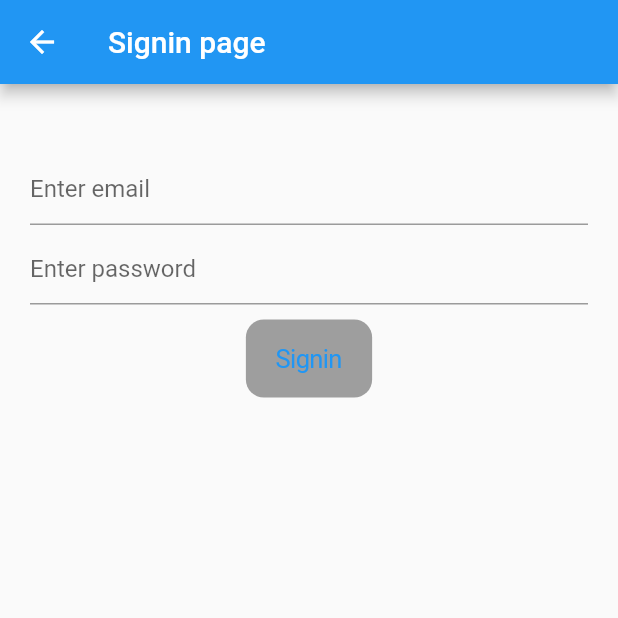
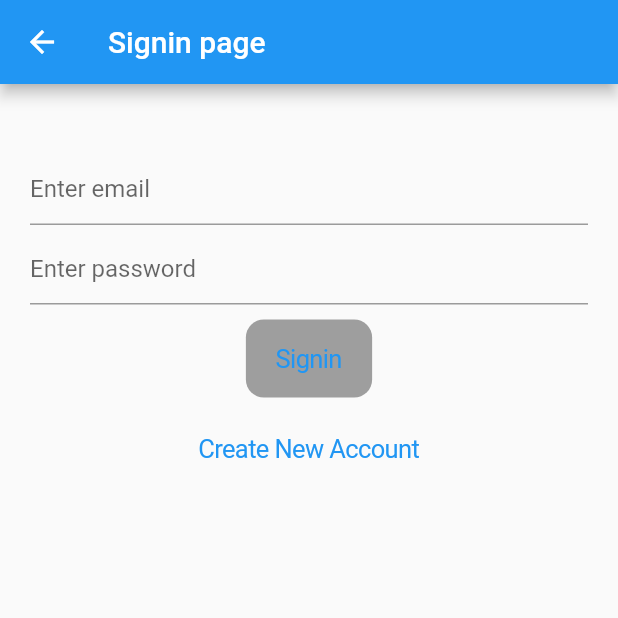
Before and after one commit to Lokesh-in12/form_validation_with_bloc, a Flutter app: the SignInPage screen opened by its route, on a phone screen of 412 x 824 dp, the top half of it. Run offline on Flutter 3.47's test engine with Material 2 defaults, Android fonts, the phone set to English and light mode, and no system bars; our stand-ins replace email_validator, flutter_bloc.

```diff
--- a/lib/main.dart
+++ b/lib/main.dart
@@ -4,6 +4,7 @@ import 'package:form_validation_with_bloc/pages/homepage.dart';
 import 'package:form_validation_with_bloc/pages/profile_page.dart';
 import 'package:form_validation_with_bloc/pages/sign_in/bloc/signin_bloc.dart';
 import 'package:form_validation_with_bloc/pages/sign_in/sign_in_page.dart';
+import 'package:form_validation_with_bloc/pages/sign_up/sign_up_page.dart';
 
 void main() {
   runApp(const MyApp());
@@ -23,7 +24,8 @@ class MyApp extends StatelessWidget {
         '/': (context) => const HomePage(),
         '/signin': (context) => BlocProvider(
             create: (context) => SignInBloc(), child: SignInPage()),
-        '/profile' : (context) => MyProfilePage()
+        '/profile' : (context) => MyProfilePage(),
+        '/signup' : (context) => SignUpPage()
       },
     );
   }
--- a/lib/pages/sign_in/sign_in_page.dart
+++ b/lib/pages/sign_in/sign_in_page.dart
@@ -80,7 +80,13 @@ class SignInPage extends StatelessWidget {
                 );
               }
                   // },
-                  )
+                  ),
+              SizedBox(
+                height: 8,
+              ),
+              CupertinoButton(
+                  child: Text("Create New Account"),
+                  onPressed: () => Navigator.of(context).pushNamed("/signup"))
             ],
           ),
         ),
```
Also changed, not shown: lib/pages/sign_up/sign_up_page.dart (added, +45 -0 lines).
